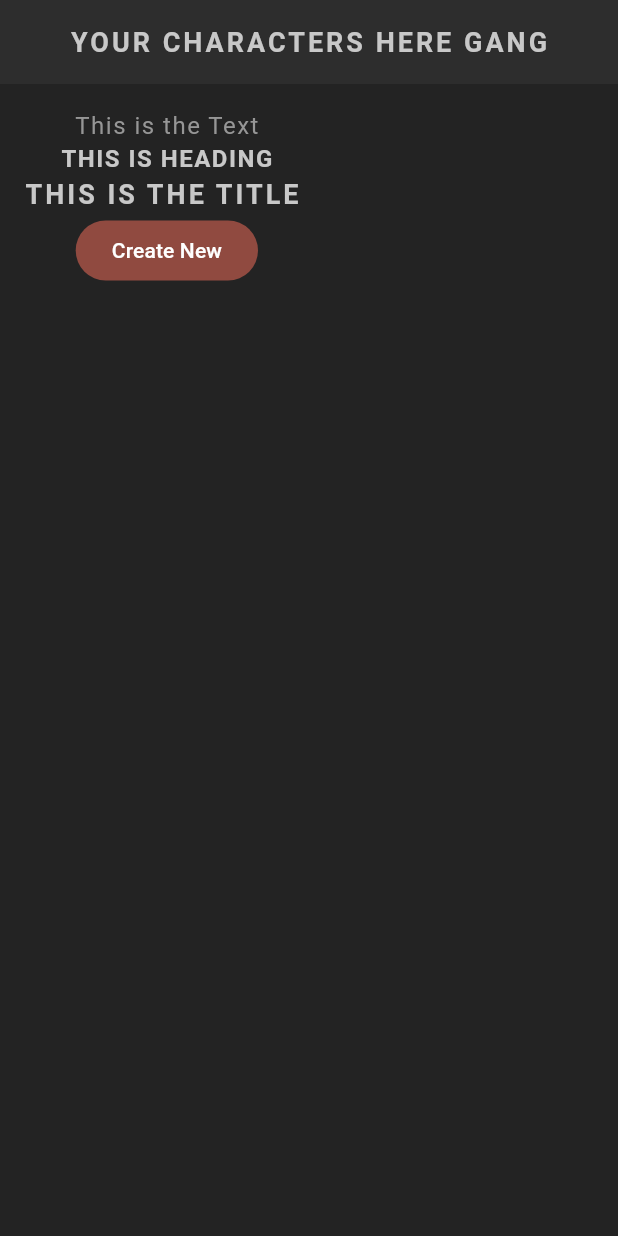
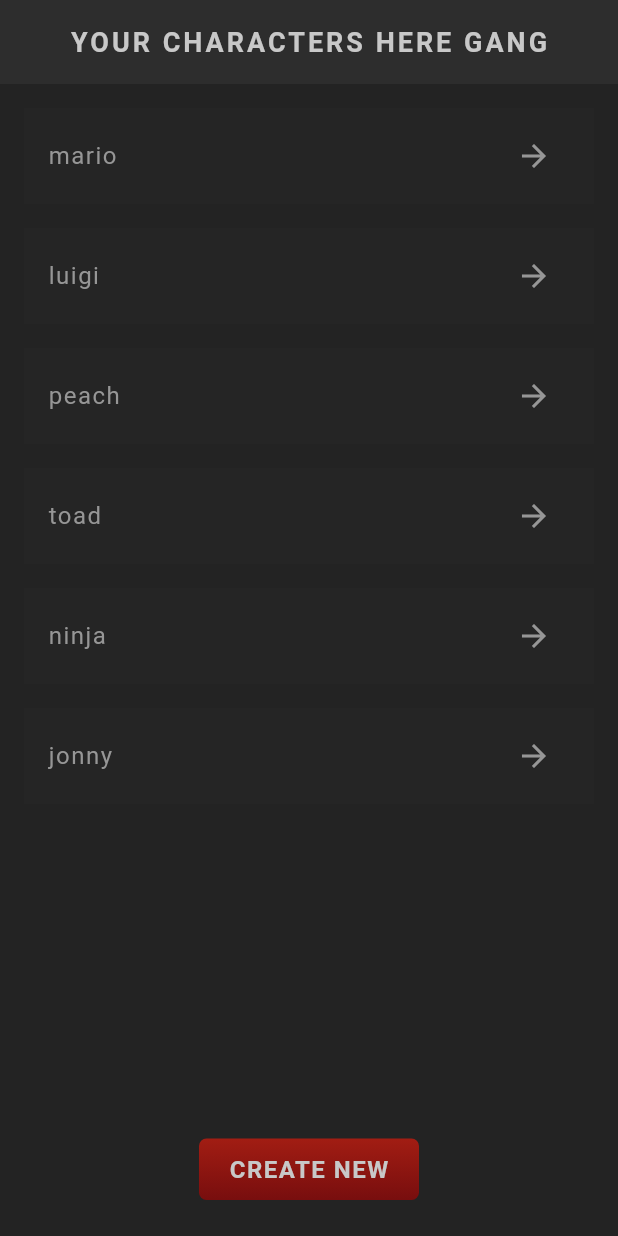
Before and after one commit to Abil-Shrestha/flutter_projects, a Flutter app: the screen it shows after launch, on a phone screen of 412 x 824 dp. Run offline on Flutter 3.47's test engine with Material 3 defaults, Android fonts, the phone set to English and light mode, and no system bars; our stand-ins replace google_fonts; Roboto replaces fonts that are missing (Kanit).

Commit message:
added icons and layout for cards

```diff
--- a/rpg_dart/lib/main.dart
+++ b/rpg_dart/lib/main.dart
@@ -1,6 +1,6 @@
 import 'package:flutter/material.dart';
 import 'package:rpg_dart/theme.dart';
-import 'package:rpg_dart/screens/home.dart';
+import 'package:rpg_dart/screens/home/home.dart';
 
 void main() {
   runApp(MaterialApp(
--- /dev/null
+++ b/rpg_dart/lib/screens/home/character_card.dart
@@ -0,0 +1,23 @@
+import 'package:flutter/material.dart';
+import 'package:rpg_dart/theme.dart';
+
+class CharacterCard extends StatelessWidget {
+  const CharacterCard(this.character, {super.key});
+  final String character;
+  @override
+  Widget build(BuildContext context) {
+    return Card(
+        child: Padding(
+            padding: EdgeInsets.symmetric(horizontal: 16, vertical: 8),
+            child: Row(children: [
+              Text(character),
+              Expanded(
+                child: SizedBox(),
+              ),
+              IconButton(
+                onPressed: () {},
+                icon: Icon(Icons.arrow_forward, color: AppColors.textColor),
+              )
+            ])));
+  }
+}
--- a/rpg_dart/lib/screens/home.dart
+++ b/rpg_dart/lib/screens/home/home.dart
@@ -1,4 +1,6 @@
 import 'package:flutter/material.dart';
+import 'package:rpg_dart/screens/home/character_card.dart';
+import 'package:rpg_dart/shared/styled_button.dart';
 import 'package:rpg_dart/shared/styled_text.dart';
 
 class Home extends StatefulWidget {
@@ -9,6 +11,7 @@ class Home extends StatefulWidget {
 }
 
 class _HomeState extends State<Home> {
+  List character = ['mario', 'luigi', 'peach', 'toad', 'ninja', 'jonny'];
   @override
   Widget build(BuildContext context) {
     return Scaffold(
@@ -19,14 +22,18 @@ class _HomeState extends State<Home> {
       body: Container(
         padding: const EdgeInsets.all(16),
         child: Column(children: [
-          const StyledText('This is the Text'),
-          const StyledHeading('this is heading'),
-          const StyledTitle('this is the Title '),
-          FilledButton(
+          Expanded(
+            child: ListView.builder(
+                itemCount: character.length,
+                itemBuilder: (_, index) {
+                  return CharacterCard(character[index]);
+                }),
+          ),
+          Styledbutton(
             onPressed: () {
               // navigate to the create screen
             },
-            child: const Text('Create New'),
+            child: const StyledHeading('Create New'),
           ),
         ]),
       ),
--- /dev/null
+++ b/rpg_dart/lib/shared/styled_button.dart
@@ -0,0 +1,26 @@
+import 'package:flutter/material.dart';
+import 'package:rpg_dart/theme.dart';
+
+class Styledbutton extends StatelessWidget {
+  const Styledbutton({super.key, required this.onPressed, required this.child});
+
+  final Function() onPressed;
+  final Widget child;
+
+  @override
+  Widget build(BuildContext context) {
+    return TextButton(
+        onPressed: onPressed,
+        child: Container(
+          padding: const EdgeInsets.symmetric(vertical: 10, horizontal: 20),
+          decoration: BoxDecoration(
+            gradient: LinearGradient(
+                colors: [AppColors.primaryColor, AppColors.primaryAccent],
+                begin: Alignment.topCenter,
+                end: Alignment.bottomCenter),
+            borderRadius: const BorderRadius.all(Radius.circular(5)),
+          ),
+          child: child,
+        ));
+  }
+}
--- a/rpg_dart/lib/theme.dart
+++ b/rpg_dart/lib/theme.dart
@@ -40,4 +40,13 @@ ThemeData primaryTheme = ThemeData(
             color: AppColors.titleColor,
             fontSize: 18,
             fontWeight: FontWeight.bold,
-            letterSpacing: 2)));
+            letterSpacing: 2)),
+
+    //card theme
+    cardTheme: CardTheme(
+      color: AppColors.secondaryColor.withOpacity(0.2),
+      surfaceTintColor: Colors.transparent,
+      shape: const RoundedRectangleBorder(),
+      shadowColor: Colors.transparent,
+      margin: const EdgeInsets.only(bottom: 16),
+    ));
```
